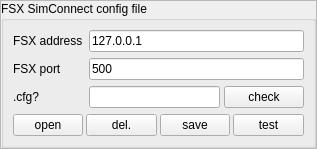
This is src/blackgui/components/settingsfsxcomponent.ui in swift-project/pilotclient as Qt 5 draws it before an edit. The edited form follows.
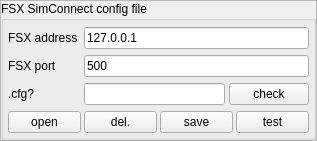
This is the edited form.

Diff of the .ui file:
```diff
--- a/src/blackgui/components/settingsfsxcomponent.ui
+++ b/src/blackgui/components/settingsfsxcomponent.ui
@@ -10,12 +10,6 @@
     <height>141</height>
    </rect>
   </property>
-  <property name="maximumSize">
-   <size>
-    <width>16777215</width>
-    <height>16777215</height>
-   </size>
-  </property>
   <property name="windowTitle">
    <string>Frame</string>
   </property>
@@ -47,6 +41,18 @@
       <string>FSX SimConnect config file</string>
      </property>
      <layout class="QFormLayout" name="fl_Settings">
+      <property name="leftMargin">
+       <number>4</number>
+      </property>
+      <property name="topMargin">
+       <number>6</number>
+      </property>
+      <property name="rightMargin">
+       <number>4</number>
+      </property>
+      <property name="bottomMargin">
+       <number>4</number>
+      </property>
       <item row="0" column="0">
        <widget class="QLabel" name="lbl_SettingsFsxAddress">
         <property name="text">
```
Left out of the diff: 2 changed lines with no effect on the pictures.
